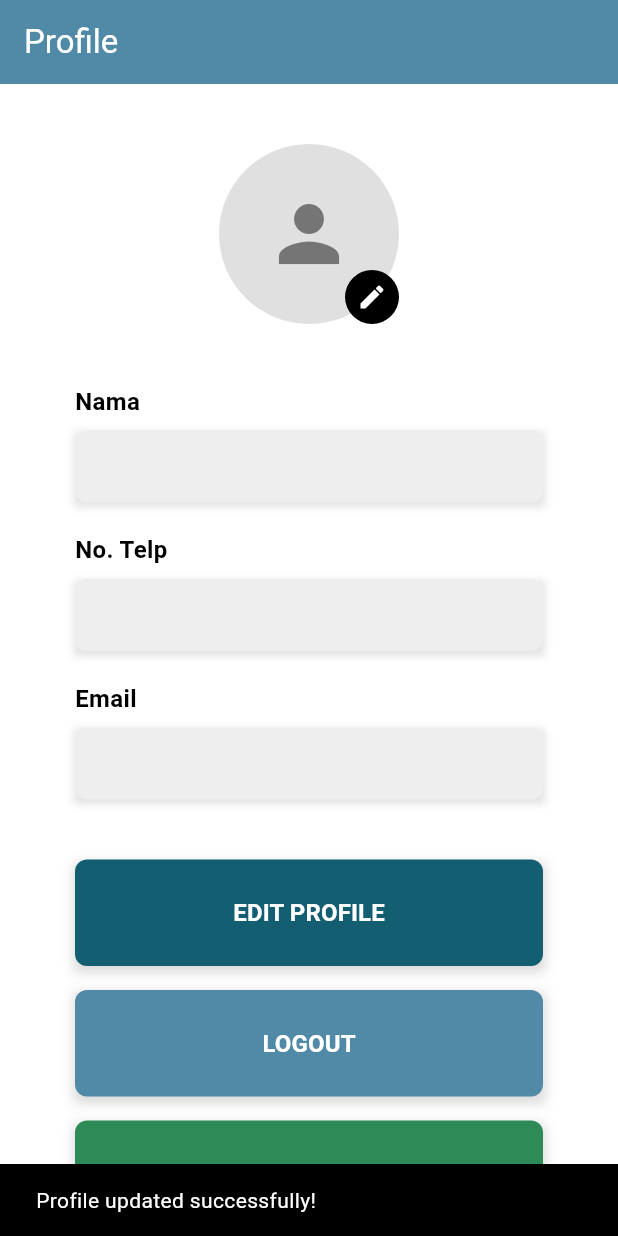
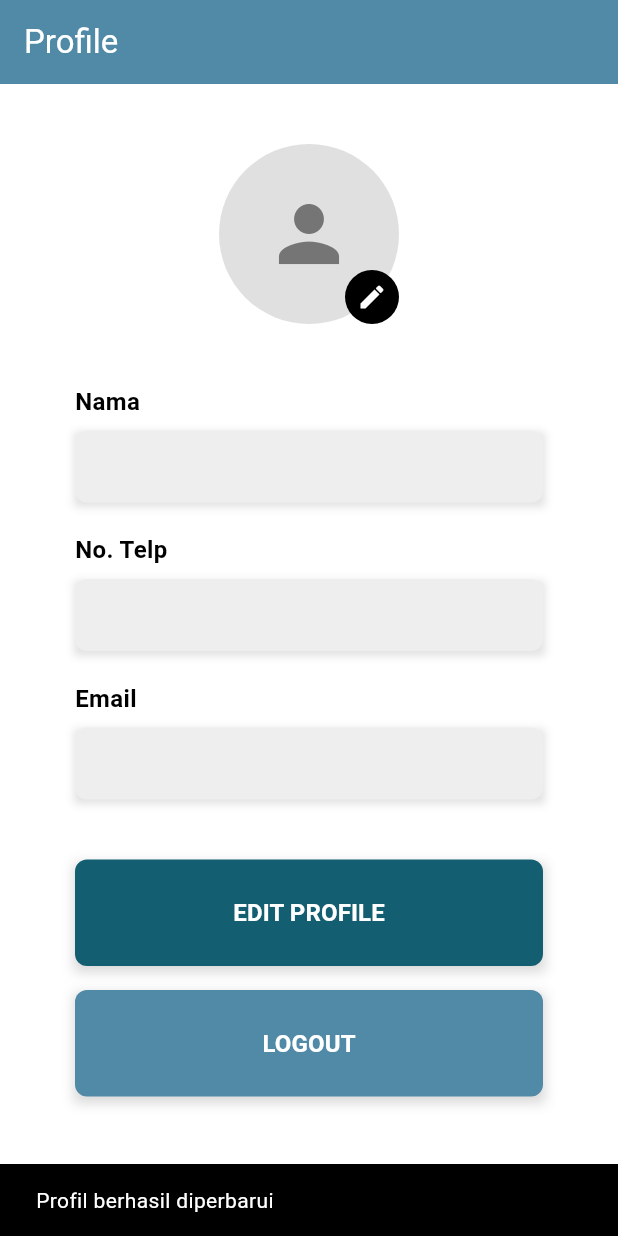
Before and after one commit to maxdesanta/geobeep, a Flutter app: the ProfilePage screen opened by its route, after a tap on "EDIT PROFILE", on a phone screen of 412 x 824 dp. Run offline on Flutter 3.47's test engine with Material 3 defaults, Android fonts, the light colour scheme and no system bars; our stand-ins replace cloud_firestore, firebase_auth, firebase_core, firebase_storage, image_picker; missing offline and left inert: iconify_flutter; accounts and stored records are empty; network calls fail.

Commit message:
sudah berhasil register, login, dan update profile

```diff
--- a/lib/screen/profile.dart
+++ b/lib/screen/profile.dart
@@ -1,5 +1,8 @@
 import 'package:flutter/material.dart';
 import 'package:image_picker/image_picker.dart';
+import 'package:cloud_firestore/cloud_firestore.dart';
+import 'package:firebase_storage/firebase_storage.dart';
+import 'package:firebase_auth/firebase_auth.dart';
 import 'dart:io';
 
 class ProfilePage extends StatefulWidget {
@@ -11,6 +14,7 @@ class ProfilePage extends StatefulWidget {
 
 class _ProfilePageState extends State<ProfilePage> {
   File? _profileImage;
+  String? _profileImageUrl;
   final ImagePicker _picker = ImagePicker();
 
   // Controllers for form fields
@@ -18,6 +22,92 @@ class _ProfilePageState extends State<ProfilePage> {
   final TextEditingController _phoneController = TextEditingController();
   final TextEditingController _emailController = TextEditingController();
 
+  @override
+  void initState() {
+    super.initState();
+    _loadUser();
+  }
+
+  // proses loaduser
+  Future<void> _loadUser() async {
+    final user = FirebaseAuth.instance.currentUser;
+    if (user == null) return;
+
+    DocumentSnapshot doc =
+        await FirebaseFirestore.instance
+            .collection('users')
+            .doc(user.uid)
+            .get();
+    if (doc.exists) {
+      Map<String, dynamic>? data = doc.data() as Map<String, dynamic>?;
+      if (data != null) {
+        _nameController.text = data['username'] ?? '';
+        _phoneController.text = data['nomor_telepon'] ?? '';
+        _emailController.text = data['email'] ?? '';
+
+        final imageUrl = data['image_url'];
+        if (imageUrl != null && imageUrl.isNotEmpty) {
+          // Anda bisa gunakan CachedNetworkImage atau hanya NetworkImage untuk menampilkan
+          setState(() {
+            _profileImage = null; // supaya tidak menimpa pilihan file lokal
+            // Untuk menampilkan dari url, Anda perlu ubah widget CircleAvatar nantinya
+          });
+        }
+      }
+    }
+  }
+
+  // proses update data
+  Future<void> _uploadAndSaveProfile() async {
+    try {
+      final user = FirebaseAuth.instance.currentUser;
+      if (user == null) {
+        throw "User belum login";
+      }
+
+      String? uploadedImageUrl = _profileImageUrl;
+
+      // Upload gambar jika ada file gambar lokal baru yang dipilih
+      if (_profileImage != null) {
+        final ref = FirebaseStorage.instance.ref().child('user_profile_images').child('${user.uid}.jpg');
+
+        // Upload file gambar ke Firebase Storage
+        await ref.putFile(_profileImage!);
+
+        // Dapatkan URL gambar yang sudah diupload
+        uploadedImageUrl = await ref.getDownloadURL();
+      }
+
+      // Update data pengguna di Firestore dengan data terbaru
+      await FirebaseFirestore.instance.collection('users').doc(user.uid).update({
+        'username': _nameController.text.trim(),
+        'nomor_telepon': _phoneController.text.trim(),
+        'email': _emailController.text.trim(),
+        'image_url': uploadedImageUrl ?? '',
+      });
+
+      setState(() {
+        _profileImageUrl = uploadedImageUrl;
+        _profileImage = null; // reset gambar lokal setelah upload
+      });
+
+      ScaffoldMessenger.of(
+        context,
+      ).showSnackBar(SnackBar(content: Text('Profil berhasil diperbarui')));
+    } catch (e) {
+      ScaffoldMessenger.of(
+        context,
+      ).showSnackBar(SnackBar(content: Text('Gagal menyimpan profil: $e')));
+    }
+  }
+
+  // fungsi log out
+  Future<void> _logout() async {
+    await FirebaseAuth.instance.signOut();
+    Navigator.pushReplacementNamed(context, '/login');
+  }
+
+  // fungsi pick gambar
   Future<void> _pickImage() async {
     showModalBottomSheet(
       context: context,
@@ -67,10 +157,10 @@ class _ProfilePageState extends State<ProfilePage> {
 
   @override
   void dispose() {
+    super.dispose();
     _nameController.dispose();
     _phoneController.dispose();
     _emailController.dispose();
-    super.dispose();
   }
 
   @override
@@ -279,11 +369,8 @@ class _ProfilePageState extends State<ProfilePage> {
               child: ElevatedButton(
                 onPressed: () {
                   // Handle edit profile action
-                  ScaffoldMessenger.of(context).showSnackBar(
-                    const SnackBar(
-                      content: Text('Profile updated successfully!'),
-                    ),
-                  );
+                  // _updateData();
+                  _uploadAndSaveProfile();
                 },
                 style: ElevatedButton.styleFrom(
                   backgroundColor: const Color(0xFF135E71),
@@ -332,13 +419,7 @@ class _ProfilePageState extends State<ProfilePage> {
                           ),
                           TextButton(
                             onPressed: () {
-                              Navigator.pop(context);
-                              // Add your logout logic here
-                              ScaffoldMessenger.of(context).showSnackBar(
-                                const SnackBar(
-                                  content: Text('Logged out successfully!'),
-                                ),
-                              );
+                              _logout();
                             },
                             child: const Text('Logout'),
                           ),
@@ -361,45 +442,7 @@ class _ProfilePageState extends State<ProfilePage> {
                   style: TextStyle(fontSize: 16, fontWeight: FontWeight.w600),
                 ),
               ),
-            ),
-
-            const SizedBox(height: 16),
-
-            // Cek Login Dulu Button
-            Container(
-              width: double.infinity,
-              decoration: BoxDecoration(
-                boxShadow: [
-                  BoxShadow(
-                    color: Colors.grey.withOpacity(0.4),
-                    spreadRadius: 1,
-                    blurRadius: 6,
-                    offset: const Offset(0, 3),
-                  ),
-                ],
-              ),
-              child: ElevatedButton(
-                onPressed: () {
-                  // Navigate to login.dart
-                  Navigator.pushNamed(context, '/login');
-                },
-                style: ElevatedButton.styleFrom(
-                  backgroundColor: const Color(0xFF2E8B57),
-                  foregroundColor: Colors.white,
-                  padding: const EdgeInsets.symmetric(vertical: 24),
-                  shape: RoundedRectangleBorder(
-                    borderRadius: BorderRadius.circular(8),
-                  ),
-                  elevation: 0,
-                ),
-                child: const Text(
-                  'CEK LOGIN DULU',
-                  style: TextStyle(fontSize: 16, fontWeight: FontWeight.w600),
-                ),
-              ),
-            ),
-
-            const SizedBox(height: 20),
+            )
           ],
         ),
       ),
--- a/pubspec.yaml
+++ b/pubspec.yaml
@@ -46,6 +46,10 @@ dev_dependencies:
   # package. See that file for information about deactivating specific lint
   # rules and activating additional ones.
   flutter_lints: ^5.0.0
+  firebase_core: ^3.13.0
+  cloud_firestore: ^5.6.7
+  firebase_auth: ^5.5.4
+  firebase_storage: ^12.4.6
 
 # For information on the generic Dart part of this file, see the
 # following page: https://dart.dev/tools/pub/pubspec
```
Also changed, not shown: lib/main.dart (+6 -1 lines), lib/screen/login.dart (+39 -16 lines), lib/screen/register.dart (+43 -11 lines), lib/screen/stasiun.dart (+101 -110 lines), pubspec.lock, 6 other files.
